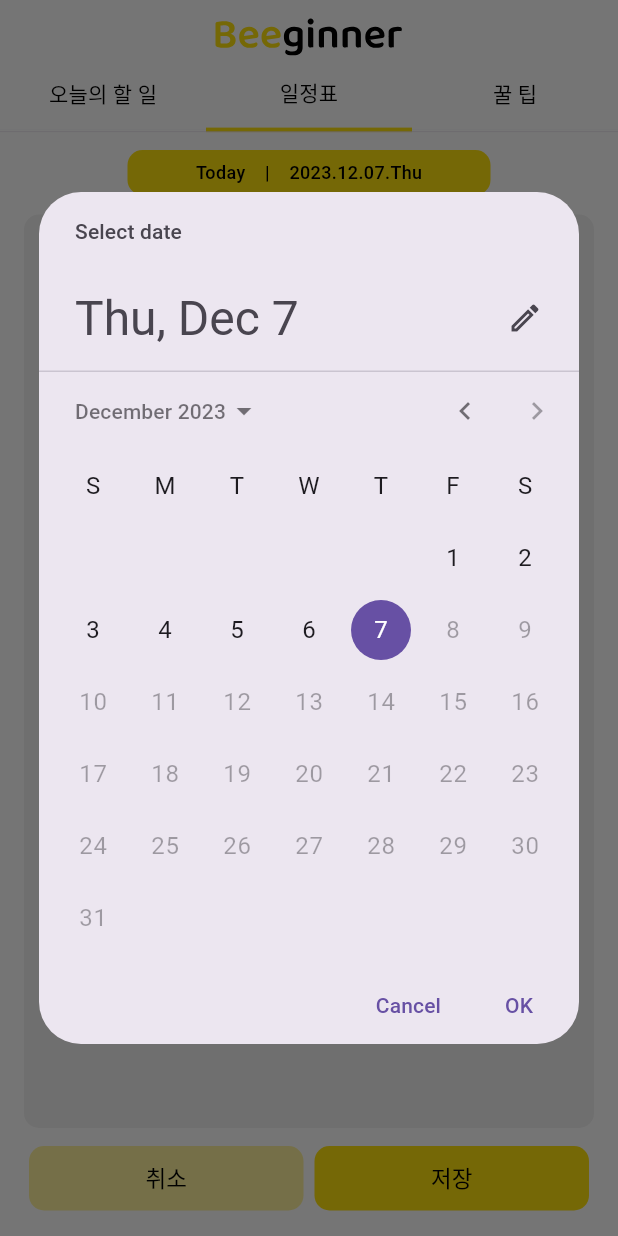
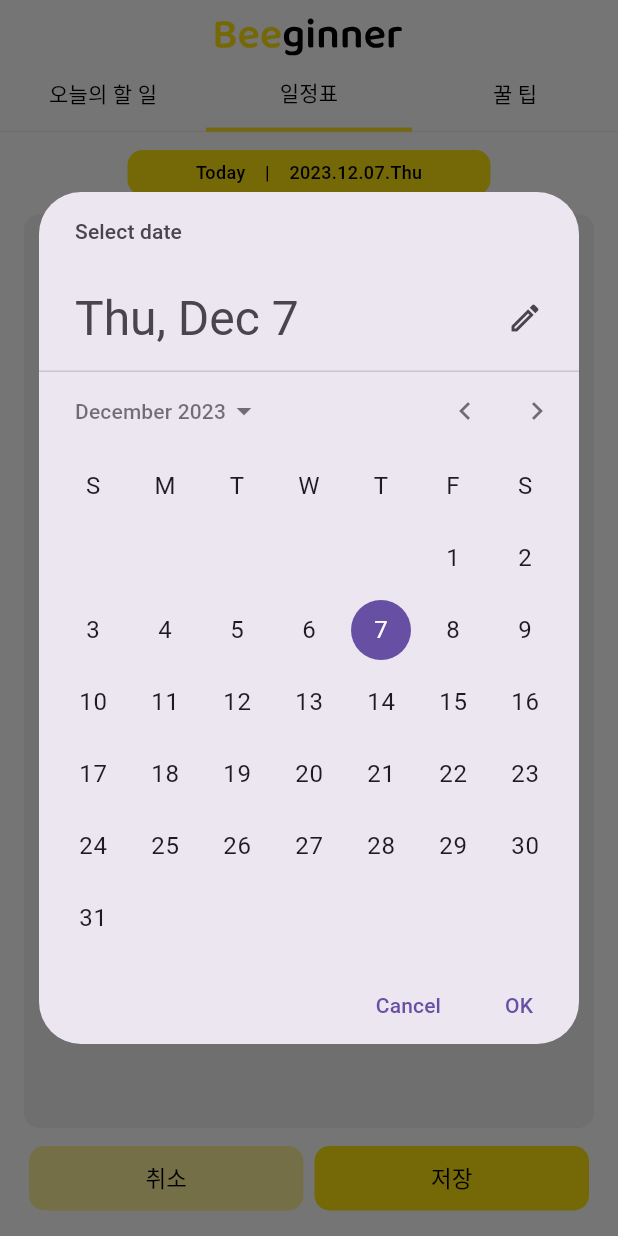
Before and after one commit to minzziPark/Flutter_project_Beeginner, a Flutter app: the AddSchedulePage screen opened by its route, after a tap on "날짜를 선택하세요.", on a phone screen of 412 x 824 dp. Run offline on Flutter 3.47's test engine with Material 3 defaults, Android fonts, the phone set to English and light mode, and no system bars; our stand-ins replace cloud_firestore, firebase_auth, firebase_core, flutter_svg, table_calendar, timer_builder; accounts and stored records are empty; Roboto replaces fonts that are missing (Inter).

Commit message:
스케줄 업데이트 디테일 수정

```diff
--- a/beeginner/lib/addschedule.dart
+++ b/beeginner/lib/addschedule.dart
@@ -223,7 +223,7 @@ class _AddSchedulePageState extends State<AddSchedulePage> {
                                 context: context,
                                 initialDate: date,
                                 firstDate: DateTime(2000),
-                                lastDate: DateTime.now(),
+                                lastDate: DateTime(2030),
                               );
                               if (selectedDate != null) {
                                 setState(() {
```
